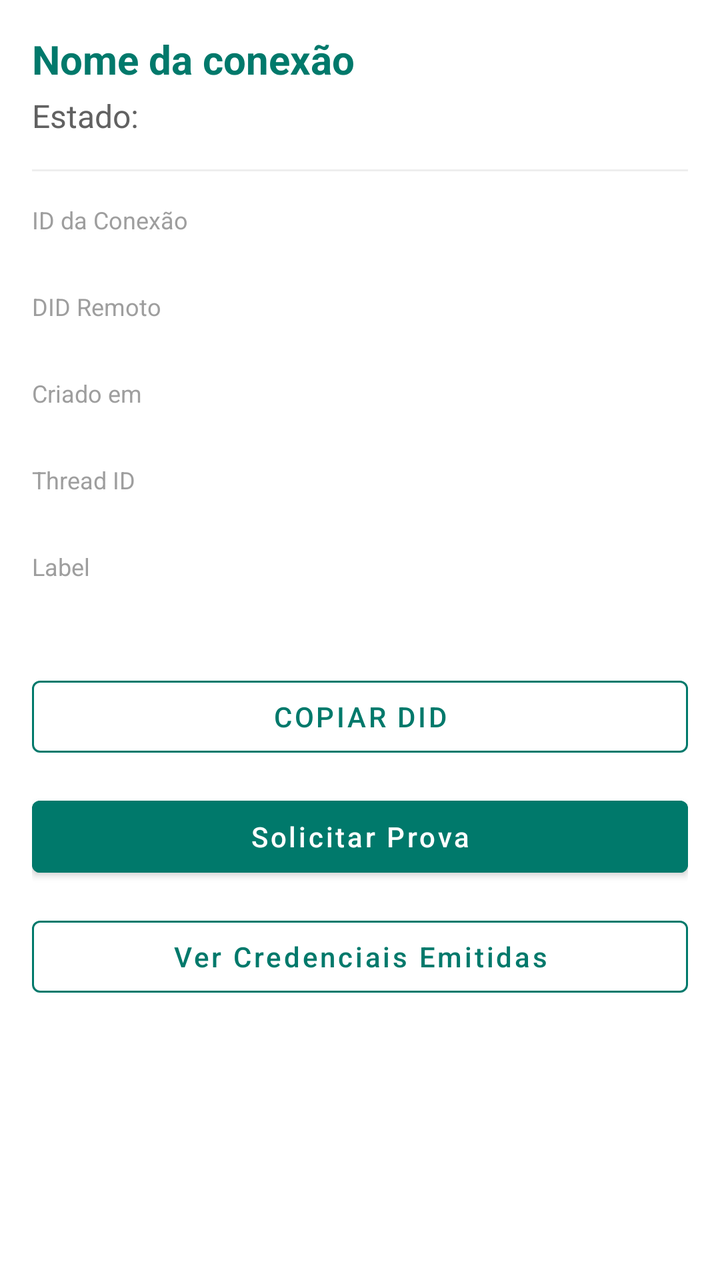
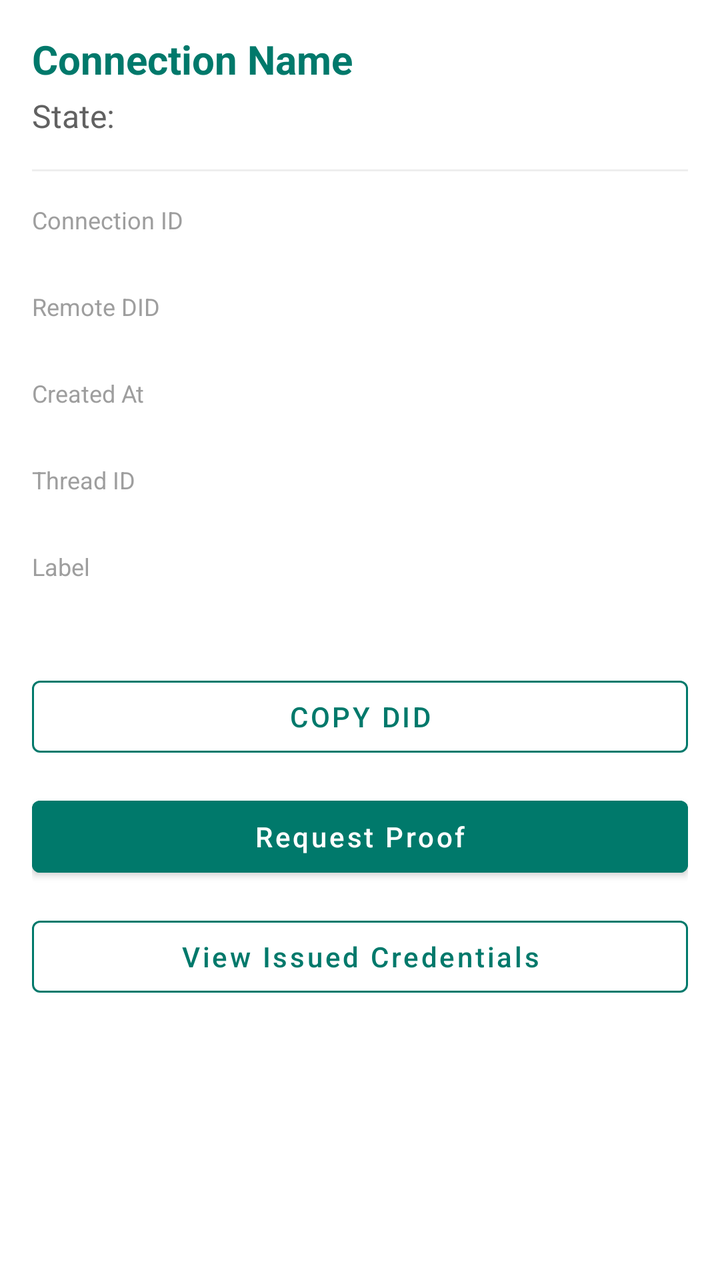

Two renders of the same Android screen: before a commit and after it. Below are the layout's source before the change and the commit's diff.
<!-- AndroidManifest.xml: activity theme AppTheme.NoActionBar -->
<!-- res/layout/fragment_historical_detail.xml -->
<?xml version="1.0" encoding="utf-8"?>
<ScrollView xmlns:android="http://schemas.android.com/apk/res/android"
    xmlns:app="http://schemas.android.com/apk/res-auto"
    android:layout_width="match_parent"
    android:layout_height="match_parent"
    android:padding="16dp"
    android:clipToPadding="false">

    <LinearLayout
        android:id="@+id/detail_container"
        android:layout_width="match_parent"
        android:layout_height="wrap_content"
        android:orientation="vertical"
        android:gravity="center_horizontal">

        
        <TextView
            android:id="@+id/connection_name"
            android:layout_width="match_parent"
            android:layout_height="wrap_content"
            android:text="Nome da conexão"
            android:textSize="20sp"
            android:textStyle="bold"
            android:textColor="@color/teal_700"
            android:paddingBottom="4dp" />

        <TextView
            android:id="@+id/connection_state"
            android:layout_width="match_parent"
            android:layout_height="wrap_content"
            android:text="Estado:"
            android:textSize="16sp"
            android:textColor="@color/gray_700" />

        <View
            android:layout_width="match_parent"
            android:layout_height="1dp"
            android:layout_marginVertical="16dp"
            android:background="@color/gray_200" />

        
        <TextView android:text="ID da Conexão"
            style="@style/TextLabel"
            android:layout_width="match_parent"
            android:layout_height="wrap_content"
            />
        <TextView android:id="@+id/connection_id"
            style="@style/TextValue"
            android:layout_width="match_parent"
            android:layout_height="wrap_content"/>

        <TextView android:text="DID Remoto"
            style="@style/TextLabel"
            android:layout_width="match_parent"
            android:layout_height="wrap_content"/>
        <TextView android:id="@+id/connection_did"
            style="@style/TextValue"
            android:layout_width="match_parent"
            android:layout_height="wrap_content"/>

        <TextView android:text="Criado em"
            style="@style/TextLabel"
            android:layout_width="match_parent"
            android:layout_height="wrap_content"/>
        <TextView android:id="@+id/connection_date"
            style="@style/TextValue"
            android:layout_width="match_parent"
            android:layout_height="wrap_content"/>

        <TextView android:text="Thread ID"
            android:layout_width="match_parent"
            android:layout_height="wrap_content"
            style="@style/TextLabel" />
        <TextView android:id="@+id/threadId"
            android:layout_width="match_parent"
            android:layout_height="wrap_content"
            style="@style/TextValue" />

        <TextView android:text="Label"
            style="@style/TextLabel"
            android:layout_width="match_parent"
            android:layout_height="wrap_content"/>
        <TextView android:id="@+id/theirLabel"
            style="@style/TextValue"
            android:layout_width="match_parent"
            android:layout_height="wrap_content"/>

        
        <com.google.android.material.button.MaterialButton
            android:id="@+id/copy_did_button"
            style="@style/Widget.MaterialComponents.Button.OutlinedButton"
            android:layout_width="match_parent"
            android:layout_height="wrap_content"
            android:text="Copiar DID"
            android:textColor="@color/teal_700"
            app:strokeColor="@color/teal_700"
            android:layout_marginTop="16dp" />

        <com.google.android.material.button.MaterialButton
            android:id="@+id/request_proof_button"
            style="@style/Widget.MaterialComponents.Button"
            android:layout_width="match_parent"
            android:layout_height="wrap_content"
            android:text="Solicitar Prova"
            android:textAllCaps="false"
            android:layout_marginTop="12dp"
            android:backgroundTint="@color/teal_700"
            android:textColor="@android:color/white" />

        <com.google.android.material.button.MaterialButton
            android:id="@+id/view_credentials_button"
            style="@style/Widget.MaterialComponents.Button.OutlinedButton"
            android:layout_width="match_parent"
            android:layout_height="wrap_content"
            android:text="Ver Credenciais Emitidas"
            android:textAllCaps="false"
            android:layout_marginTop="12dp"
            android:textColor="@color/teal_700"
            app:strokeColor="@color/teal_700" />
    </LinearLayout>
</ScrollView>
<!-- resources referenced by this layout -->
<resources>
  <color name="gray_200">#EEEEEE</color>
  <color name="gray_700">#616161</color>
  <color name="teal_700">#00796B</color>
  <style name="TextLabel" parent="BaseTextView">
          <item name="android:textColor">@color/gray_500</item>
          <item name="android:textSize">12sp</item>
      </style>
  <style name="TextValue" parent="BaseTextView">
          <item name="android:textColor">@color/black</item>
          <item name="android:textSize">14sp</item>
          <item name="android:paddingBottom">8dp</item>
      </style>
  <style name="AppTheme.NoActionBar" parent="Theme.MaterialComponents.DayNight.NoActionBar">
          <item name="toolbarStyle">@style/WhiteToolbar</item>
      </style>
  <style name="BaseTextView">
          <item name="android:layout_width">match_parent</item>
          <item name="android:layout_height">wrap_content</item>
      </style>
  <color name="gray_500">#9E9E9E</color>
  <color name="black">#000000</color>
  <style name="WhiteToolbar" parent="Widget.AppCompat.Toolbar">
          <item name="titleTextColor">@android:color/white</item>
          <item name="navigationIconTint">@android:color/white</item>
          <item name="android:background">@color/teal_700</item>
      </style>
</resources>

<!-- the commit's change to res/layout/fragment_historical_detail.xml (unified diff, before → after) -->
@@ -18,7 +18,7 @@
             android:id="@+id/connection_name"
             android:layout_width="match_parent"
             android:layout_height="wrap_content"
-            android:text="Nome da conexão"
+            android:text="Connection Name"
             android:textSize="20sp"
             android:textStyle="bold"
             android:textColor="@color/teal_700"
@@ -28,7 +28,7 @@
             android:id="@+id/connection_state"
             android:layout_width="match_parent"
             android:layout_height="wrap_content"
-            android:text="Estado:"
+            android:text="State:"
             android:textSize="16sp"
             android:textColor="@color/gray_700" />
 
@@ -39,51 +39,65 @@
             android:background="@color/gray_200" />
 
         
-        <TextView android:text="ID da Conexão"
+        <TextView
+            android:text="Connection ID"
             style="@style/TextLabel"
             android:layout_width="match_parent"
-            android:layout_height="wrap_content"
-            />
-        <TextView android:id="@+id/connection_id"
+            android:layout_height="wrap_content" />
+
+        <TextView
+            android:id="@+id/connection_id"
             style="@style/TextValue"
             android:layout_width="match_parent"
-            android:layout_height="wrap_content"/>
+            android:layout_height="wrap_content" />
 
-        <TextView android:text="DID Remoto"
+        <TextView
+            android:text="Remote DID"
             style="@style/TextLabel"
             android:layout_width="match_parent"
-            android:layout_height="wrap_content"/>
-        <TextView android:id="@+id/connection_did"
+            android:layout_height="wrap_content" />
+
+        <TextView
+            android:id="@+id/connection_did"
             style="@style/TextValue"
             android:layout_width="match_parent"
-            android:layout_height="wrap_content"/>
+            android:layout_height="wrap_content" />
 
-        <TextView android:text="Criado em"
+        <TextView
+            android:text="Created At"
             style="@style/TextLabel"
             android:layout_width="match_parent"
-            android:layout_height="wrap_content"/>
-        <TextView android:id="@+id/connection_date"
+            android:layout_height="wrap_content" />
+
+        <TextView
+            android:id="@+id/connection_date"
             style="@style/TextValue"
             android:layout_width="match_parent"
-            android:layout_height="wrap_content"/>
+            android:layout_height="wrap_content" />
 
-        <TextView android:text="Thread ID"
+        <TextView
+            android:text="Thread ID"
             android:layout_width="match_parent"
             android:layout_height="wrap_content"
             style="@style/TextLabel" />
-        <TextView android:id="@+id/threadId"
+
+        <TextView
+            android:id="@+id/threadId"
             android:layout_width="match_parent"
             android:layout_height="wrap_content"
             style="@style/TextValue" />
 
-        <TextView android:text="Label"
+        <TextView
+            android:text="Label"
             style="@style/TextLabel"
             android:layout_width="match_parent"
-            android:layout_height="wrap_content"/>
-        <TextView android:id="@+id/theirLabel"
+            android:layout_height="wrap_content" />
+
+        <TextView
+            android:id="@+id/theirLabel"
             style="@style/TextValue"
             android:layout_width="match_parent"
-            android:layout_height="wrap_content"/>
+            android:layout_height="wrap_content" />
 
         
         <com.google.android.material.button.MaterialButton
@@ -91,7 +105,7 @@
             style="@style/Widget.MaterialComponents.Button.OutlinedButton"
             android:layout_width="match_parent"
             android:layout_height="wrap_content"
-            android:text="Copiar DID"
+            android:text="Copy DID"
             android:textColor="@color/teal_700"
             app:strokeColor="@color/teal_700"
             android:layout_marginTop="16dp" />
@@ -101,7 +115,7 @@
             style="@style/Widget.MaterialComponents.Button"
             android:layout_width="match_parent"
             android:layout_height="wrap_content"
-            android:text="Solicitar Prova"
+            android:text="Request Proof"
             android:textAllCaps="false"
             android:layout_marginTop="12dp"
             android:backgroundTint="@color/teal_700"
@@ -112,7 +126,7 @@
             style="@style/Widget.MaterialComponents.Button.OutlinedButton"
             android:layout_width="match_parent"
             android:layout_height="wrap_content"
-            android:text="Ver Credenciais Emitidas"
+            android:text="View Issued Credentials"
             android:textAllCaps="false"
             android:layout_marginTop="12dp"
             android:textColor="@color/teal_700"
